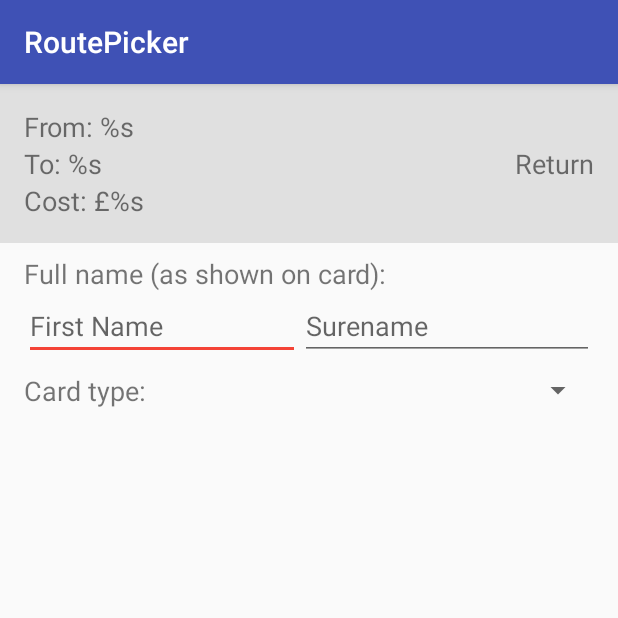
After one commit to Tigh-Gherr/RoutePicker, an Android app: the PaymentActivity screen opened directly, with no data from a screen before it, on a phone screen of 412 x 824 dp, the top half of it. The commit adds this screen. Run offline under Robolectric (Android 15) with nearby library versions, the light colour scheme and no system bars.

Commit message:
Started work on payment screen.

```diff
--- a/app/src/main/AndroidManifest.xml
+++ b/app/src/main/AndroidManifest.xml
@@ -1,6 +1,5 @@
 <?xml version="1.0" encoding="utf-8"?>
-<manifest
-    package="uni.tighearnan.routepicker"
+<manifest package="uni.tighearnan.routepicker"
     xmlns:android="http://schemas.android.com/apk/res/android">
 
     <!-- To auto-complete the email text field in the login form with the user's emails -->
@@ -29,12 +28,16 @@
         </activity>
         <activity
             android:name=".JourneyPlannerActivity"
+            android:label="@string/activity_title_journey_planner"
             android:launchMode="singleTask">
         </activity>
         <activity
             android:name=".JourneyDetailsActivity"
+            android:label="@string/activity_title_journey_details"
             android:launchMode="singleTask"
             android:parentActivityName=".JourneyPlannerActivity">
+        </activity>
+        <activity android:name=".PaymentActivity">
         </activity>
     </application>
 
--- /dev/null
+++ b/app/src/main/java/uni/tighearnan/routepicker/PaymentActivity.java
@@ -0,0 +1,19 @@
+package uni.tighearnan.routepicker;
+
+import android.support.v7.app.AppCompatActivity;
+import android.os.Bundle;
+import android.support.v7.widget.Toolbar;
+
+public class PaymentActivity extends AppCompatActivity {
+
+    @Override
+    protected void onCreate(Bundle savedInstanceState) {
+        super.onCreate(savedInstanceState);
+        setContentView(R.layout.activity_payment);
+
+        Toolbar toolbar = (Toolbar) findViewById(R.id.toolbar);
+        setSupportActionBar(toolbar);
+        getSupportActionBar().setDisplayShowHomeEnabled(true);
+        getSupportActionBar().setDisplayShowHomeEnabled(true);
+    }
+}
--- /dev/null
+++ b/app/src/main/java/uni/tighearnan/routepicker/PaymentFragment.java
@@ -0,0 +1,31 @@
+package uni.tighearnan.routepicker;
+
+
+import android.os.Bundle;
+import android.support.v4.app.Fragment;
+import android.view.LayoutInflater;
+import android.view.View;
+import android.view.ViewGroup;
+
+
+/**
+ * A simple {@link Fragment} subclass.
+ */
+public class PaymentFragment extends Fragment {
+
+
+    public PaymentFragment() {
+        // Required empty public constructor
+    }
+
+
+    @Override
+    public View onCreateView(LayoutInflater inflater, ViewGroup container,
+                             Bundle savedInstanceState) {
+        // Inflate the layout for this fragment
+        View v = inflater.inflate(R.layout.fragment_payment, container, false);
+
+        return v;
+    }
+
+}
--- /dev/null
+++ b/app/src/main/res/layout/activity_payment.xml
@@ -0,0 +1,31 @@
+<?xml version="1.0" encoding="utf-8"?>
+<android.support.design.widget.CoordinatorLayout
+    xmlns:android="http://schemas.android.com/apk/res/android"
+    xmlns:app="http://schemas.android.com/apk/res-auto"
+    xmlns:tools="http://schemas.android.com/tools"
+    android:layout_width="match_parent"
+    android:layout_height="match_parent"
+    tools:context="uni.tighearnan.routepicker.PaymentActivity">
+
+    <android.support.design.widget.AppBarLayout
+        android:layout_width="match_parent"
+        android:layout_height="wrap_content">
+
+        <android.support.v7.widget.Toolbar
+            android:id="@+id/toolbar"
+            android:layout_width="match_parent"
+            android:layout_height="?attr/actionBarSize"
+            app:popupTheme="@style/ThemeOverlay.AppCompat.Dark"
+            app:theme="@style/ThemeOverlay.AppCompat.Dark" />
+
+    </android.support.design.widget.AppBarLayout>
+
+    <fragment
+        android:id="@+id/fragment"
+        android:name="uni.tighearnan.routepicker.PaymentFragment"
+        android:layout_width="match_parent"
+        android:layout_height="match_parent"
+        app:layout_behavior="@string/appbar_scrolling_view_behavior"
+        tools:layout="@layout/fragment_payment" />
+
+</android.support.design.widget.CoordinatorLayout>
--- /dev/null
+++ b/app/src/main/res/layout/fragment_payment.xml
@@ -0,0 +1,110 @@
+<FrameLayout xmlns:android="http://schemas.android.com/apk/res/android"
+    xmlns:tools="http://schemas.android.com/tools"
+    android:layout_width="match_parent"
+    android:layout_height="match_parent"
+    tools:context="uni.tighearnan.routepicker.PaymentFragment"
+    tools:showIn="@layout/activity_payment">
+
+    <LinearLayout
+        android:layout_width="match_parent"
+        android:layout_height="wrap_content"
+        android:orientation="vertical">
+
+        <RelativeLayout
+            android:layout_width="match_parent"
+            android:layout_height="wrap_content"
+            android:background="@color/md_grey_300"
+            android:padding="16dp">
+
+            <android.support.v7.widget.AppCompatTextView
+                android:id="@+id/text_view_from"
+                android:layout_width="wrap_content"
+                android:layout_height="wrap_content"
+                android:text="@string/journey_detail_from"
+                android:textSize="18sp" />
+
+            <android.support.v7.widget.AppCompatTextView
+                android:id="@+id/text_view_to"
+                android:layout_width="wrap_content"
+                android:layout_height="wrap_content"
+                android:layout_below="@id/text_view_from"
+                android:text="@string/journey_detail_to"
+                android:textSize="18sp" />
+
+            <android.support.v7.widget.AppCompatTextView
+                android:id="@+id/text_view_totalCost"
+                android:layout_width="wrap_content"
+                android:layout_height="wrap_content"
+                android:layout_below="@id/text_view_to"
+                android:text="@string/journey_detail_cost"
+                android:textSize="18sp" />
+
+            <android.support.v7.widget.AppCompatTextView
+                android:id="@+id/text_view_return"
+                android:layout_width="wrap_content"
+                android:layout_height="wrap_content"
+                android:layout_alignParentRight="true"
+                android:layout_centerVertical="true"
+                android:text="Return"
+                android:textSize="18sp" />
+
+        </RelativeLayout>
+
+        <android.support.v7.widget.AppCompatTextView
+            android:layout_width="wrap_content"
+            android:layout_height="wrap_content"
+            android:paddingLeft="16dp"
+            android:paddingTop="8dp"
+            android:text="@string/payment_full_name"
+            android:textSize="18sp" />
+
+        <LinearLayout
+            android:layout_width="match_parent"
+            android:layout_height="wrap_content"
+            android:paddingLeft="16dp"
+            android:paddingRight="16dp">
+
+            <android.support.v7.widget.AppCompatEditText
+                android:id="@+id/edit_text_firstName"
+                android:layout_width="wrap_content"
+                android:layout_height="wrap_content"
+                android:layout_weight="1"
+                android:hint="First Name" />
+
+            <android.support.v7.widget.AppCompatEditText
+                android:id="@+id/edit_text_surname"
+                android:layout_width="wrap_content"
+                android:layout_height="wrap_content"
+                android:layout_weight="1"
+                android:hint="Surename\ \ \ \ " />
+
+        </LinearLayout>
+
+        <FrameLayout
+            android:layout_width="match_parent"
+            android:layout_height="wrap_content"
+            android:paddingLeft="16dp"
+            android:paddingRight="16dp"
+            android:paddingBottom="8dp"
+            android:paddingTop="8sp">
+
+            <android.support.v7.widget.AppCompatTextView
+                android:id="@+id/text_view_cardType"
+                android:layout_width="wrap_content"
+                android:layout_height="wrap_content"
+                android:layout_gravity="left"
+                android:text="Card type:"
+                android:textSize="18sp" />
+
+            <android.support.v7.widget.AppCompatSpinner
+                android:layout_width="wrap_content"
+                android:layout_height="wrap_content"
+                android:layout_gravity="right" />
+
+        </FrameLayout>
+
+
+
+    </LinearLayout>
+
+</FrameLayout>
--- a/app/src/main/res/values/strings.xml
+++ b/app/src/main/res/values/strings.xml
@@ -25,4 +25,13 @@
     <string name="journey_detail_from">From: %s</string>
     <string name="journey_detail_to">To: %s</string>
     <string name="journey_detail_cost">Cost: £%s</string>
+    <string name="activity_title_journey_details">Journey Details</string>
+    <string name="activity_title_journey_planner">Journey Planner</string>
+    <string name="payment_full_name">Full name (as shown on card):</string>
+
+    <string-array name="card_types">
+        <item>Visa</item>
+        <item>Visa Debit</item>
+        <item>Mastercard</item>
+    </string-array>
 </resources>
```
